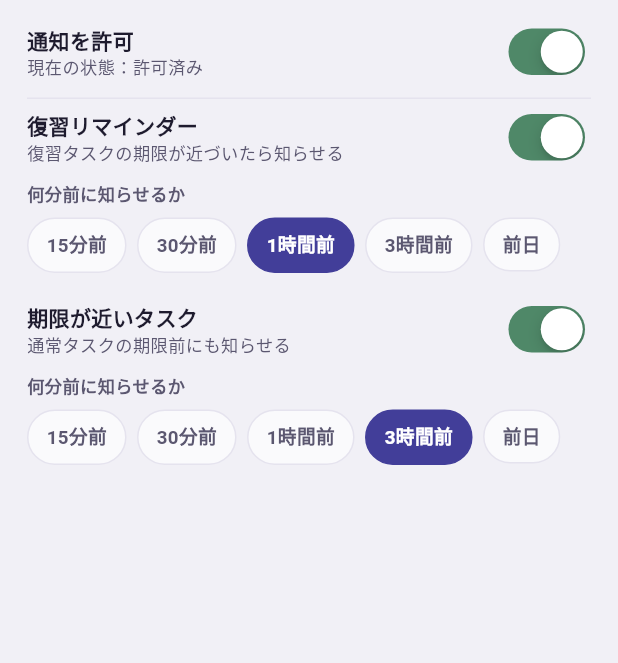
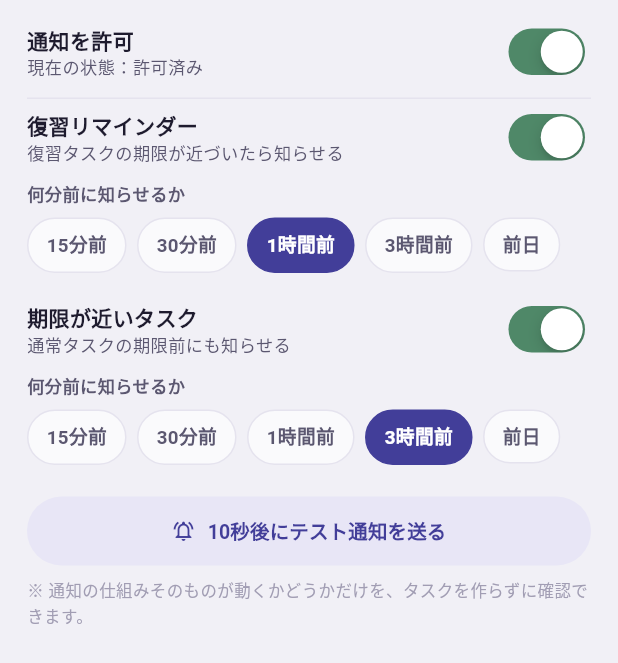
Before and after one commit to nokonoko314/StudySync, a Flutter app: the _NotificationBody widget shown alone on an empty page, opened directly, on a phone screen of 412 x 824 dp. Shown: the top 663 px of the screen. Run offline on Flutter 3.47's test engine with Material 3 defaults, Android fonts, the phone set to English and light mode, and no system bars; our stand-ins replace cloud_firestore, firebase_auth, firebase_core, flutter_local_notifications, google_fonts, google_sign_in and 4 more; accounts and stored records are empty; Roboto replaces fonts that are missing (Zen Kaku Gothic New).

Commit message:
通知test

```diff
--- a/lib/sheets/settings_sheets.dart
+++ b/lib/sheets/settings_sheets.dart
@@ -15,6 +15,7 @@ import '../widgets/pressable.dart';
 import '../widgets/interval_chip_editor.dart';
 import '../widgets/forgetting_curve_chart.dart';
 import '../services/wallpaper_file_service.dart';
+import '../services/notification_service.dart';
 
 // =====================================================================
 // 壁紙
@@ -520,6 +521,28 @@ class _NotificationBody extends StatelessWidget {
             const SizedBox(height: 14),
             Text('※ 通知を許可すると、タスクごとに設定した時間だけ前に知らせが届きます。',
                 style: AppTheme.body(11.5, color: AppColors.inkFaint)),
+          ] else ...[
+            const SizedBox(height: 20),
+            SizedBox(
+              width: double.infinity,
+              child: OutlinedButton.icon(
+                onPressed: () async {
+                  await NotificationService.sendTestNotification(afterSeconds: 10);
+                  if (!context.mounted) return;
+                  ScaffoldMessenger.of(context).showSnackBar(const SnackBar(
+                    content: Text('10秒後にテスト通知を送ります。アプリを閉じて待ってみてください。'),
+                    behavior: SnackBarBehavior.floating,
+                    backgroundColor: AppColors.ink,
+                  ));
+                },
+                icon: const Icon(Icons.notifications_active_outlined, size: 16, color: AppColors.indigo),
+                label: Text('10秒後にテスト通知を送る', style: AppTheme.body(13, weight: FontWeight.w700, color: AppColors.indigo)),
+                style: OutlinedButton.styleFrom(backgroundColor: AppColors.indigoSoft, side: BorderSide.none, padding: const EdgeInsets.symmetric(vertical: 13)),
+              ),
+            ),
+            const SizedBox(height: 8),
+            Text('※ 通知の仕組みそのものが動くかどうかだけを、タスクを作らずに確認できます。',
+                style: AppTheme.body(11, color: AppColors.inkFaint)),
           ],
         ],
       ),
```
Also changed, not shown: lib/services/notification_service.dart (+26 -0 lines).
